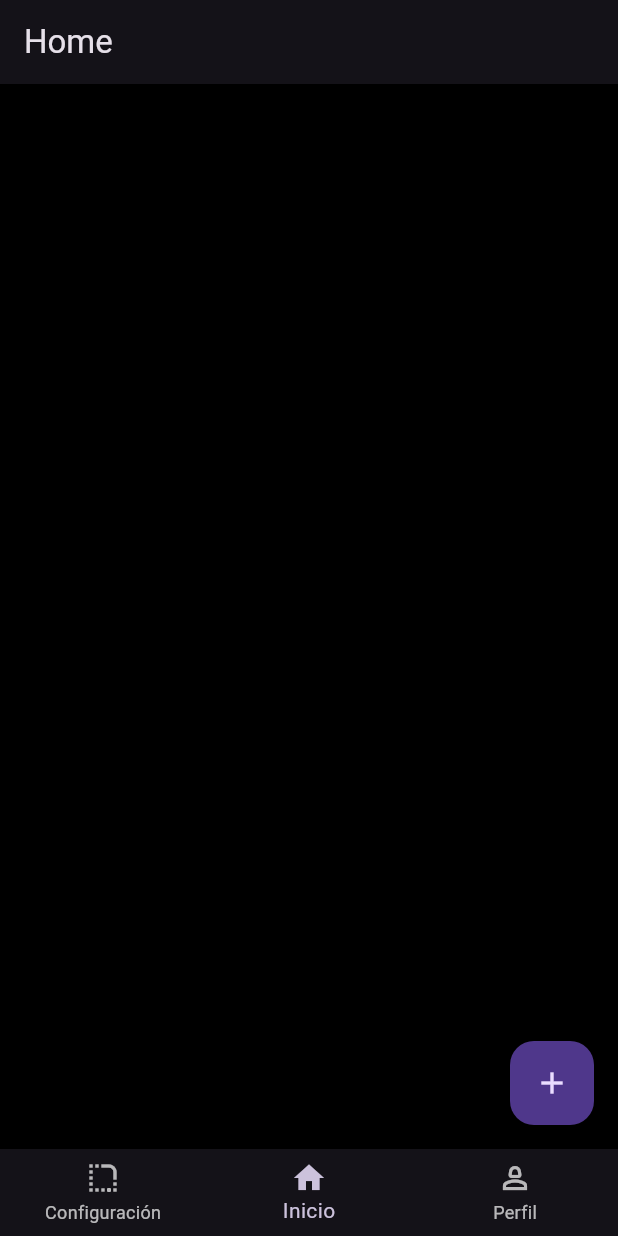
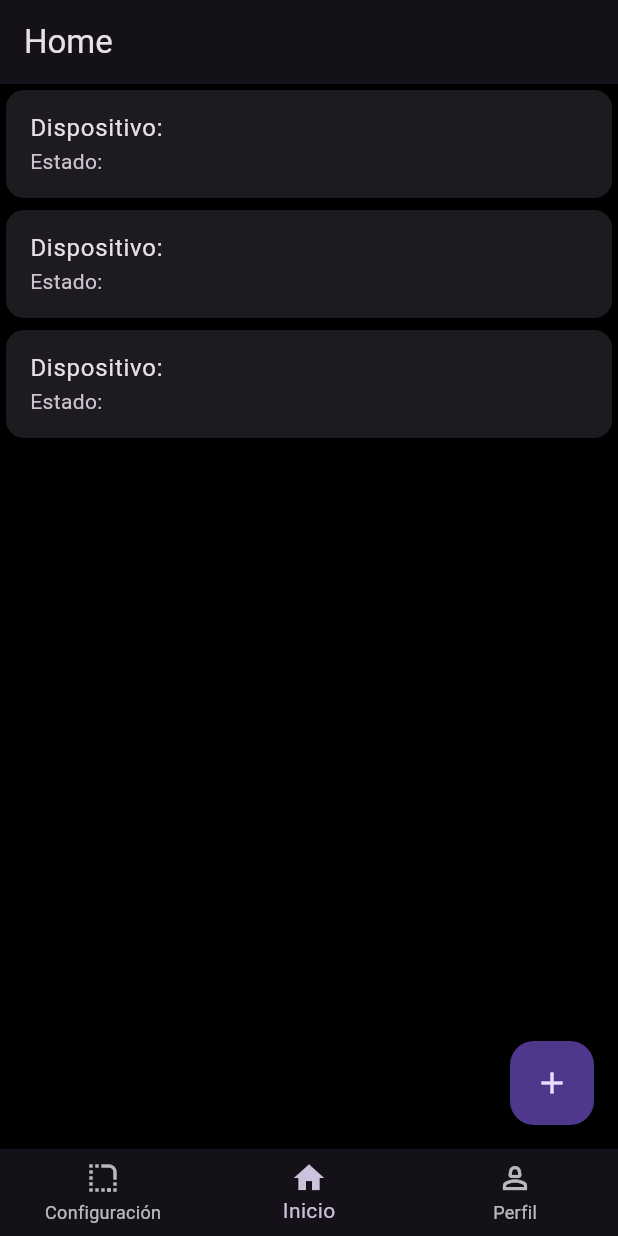
Before and after one commit to AndoniUTT/hoManager_app, a Flutter app: the screen it shows after launch, item 2 of the bottom bar chosen, on a phone screen of 412 x 824 dp. Run offline on Flutter 3.47's test engine with Material 3 defaults, Android fonts, the phone set to English and light mode, and no system bars.

Commit message:
Estructura inicial - Agregacion de list tile

```diff
--- a/lib/views/home_views.dart
+++ b/lib/views/home_views.dart
@@ -14,14 +14,16 @@ class _HomeViewsState extends State<HomeViews> {
       appBar: AppBar(
         title: Text("Home"),
       ),
-      body: const Center(
-        child: Column(
-          mainAxisAlignment: MainAxisAlignment.center,
-          children: [
-            // DISPOSITIVOS
-          ],
+      body: ListView.builder(
+        itemCount: 3,
+        itemBuilder: (context, index) => Card(
+          child: ListTile(
+            title: Text('Dispositivo: '),
+            subtitle: Text('Estado: '),
+          ),
         ),
       ),
+
       floatingActionButton: FloatingActionButton(
         onPressed: () {
           //  ---  AGREGAR DISPOSITIVO
```
